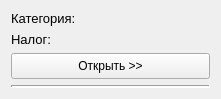
This is formbtnshowcategory.ui in yuriybobko/PCReport as Qt 5 draws it before an edit. The edited form follows.
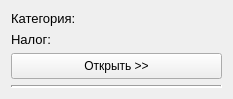
This is the edited form.

```diff
--- a/formbtnshowcategory.ui
+++ b/formbtnshowcategory.ui
@@ -6,7 +6,7 @@
    <rect>
     <x>0</x>
     <y>0</y>
-    <width>221</width>
+    <width>233</width>
     <height>99</height>
    </rect>
   </property>
```
